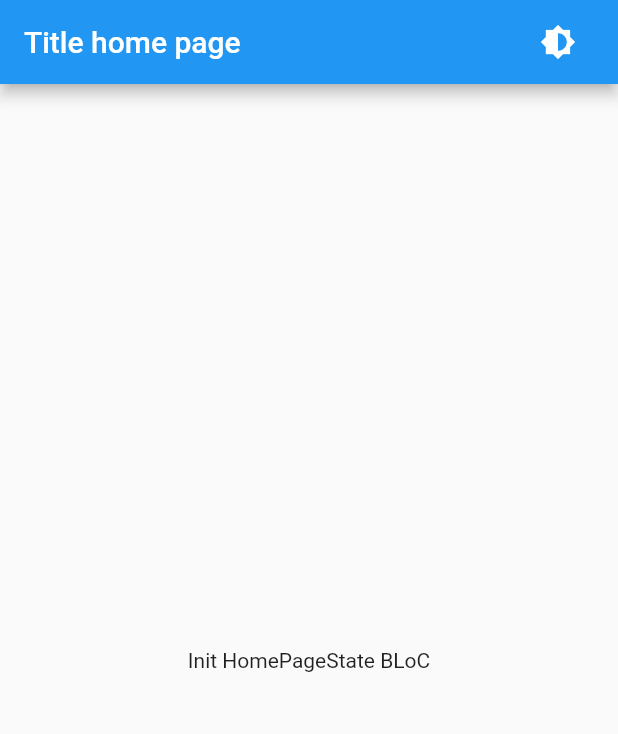
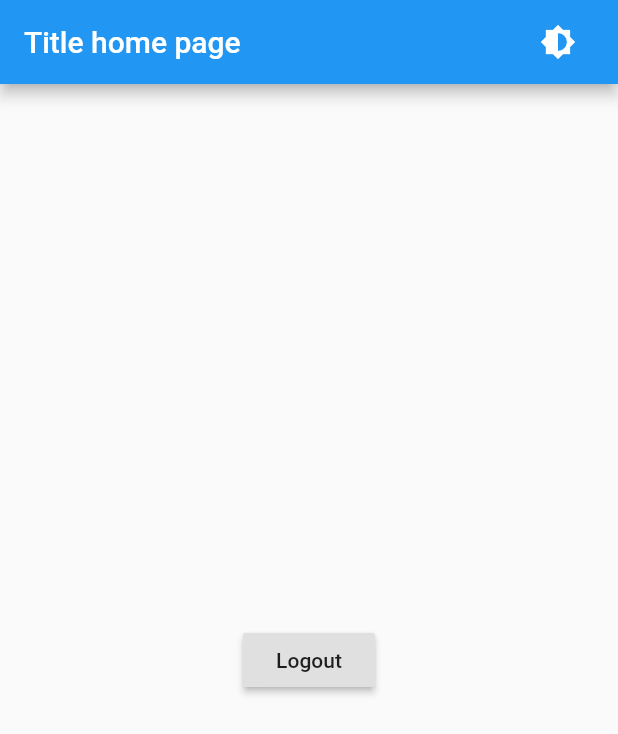
Before and after one commit to GrigK/flutter_login_tut, a Flutter app: the screen it shows after launch, on a phone screen of 412 x 824 dp. Shown: the top 734 px of the screen. Run offline on Flutter 3.47's test engine with Material 2 defaults, Android fonts, the phone set to English and light mode, and no system bars; our stand-ins replace bloc, equatable, flutter_bloc.

Commit message:
create home page with logout button

```diff
--- a/lib/src/pages/home_page.dart
+++ b/lib/src/pages/home_page.dart
@@ -2,6 +2,7 @@ import 'package:flutter/material.dart';
 
 import 'package:flutter_bloc/flutter_bloc.dart';
 
+import 'package:flutter_login_tut/src/blocks/login_page/bloc.dart';
 import '../../generated/i18n.dart';
 import '../blocks/home_page/bloc.dart';
 import '../blocks/theme_block.dart';
@@ -22,16 +23,15 @@ class _HomePageState extends State<HomePage> {
     _homeBloc = BlocProvider.of<HomePageBloc>(context);
   }
 
-
   @override
   Widget build(BuildContext context) {
     return Scaffold(
-        appBar: _appBar(context),
-        body: BlocBuilder<HomePageBloc, HomePageState>(builder: _body),
+      appBar: _appBar(context),
+      body: BlocBuilder<HomePageBloc, HomePageState>(builder: _body),
     );
   }
 
-  AppBar _appBar(BuildContext context){
+  AppBar _appBar(BuildContext context) {
     return AppBar(
       title: Text(S.of(context).titleHomePage),
       actions: <Widget>[
@@ -48,13 +48,22 @@ class _HomePageState extends State<HomePage> {
     );
   }
 
-  Widget _body(BuildContext context, HomePageState state){
+  Widget _body(BuildContext context, HomePageState state) {
     // обработчики состояний:
-    if (state is InitialHomePageState) {
-      return Center(child: Text('Init HomePageState BLoC'),);
-    }
+//    if (state is InitialHomePageState) {
+      return Container(
+          child: Center(
+        child:
+            RaisedButton(
+                child: Text(S.of(context).btnLogout),
+                onPressed: (){
+                  BlocProvider.of<LoginBloc>(context).add(LoggedOutEvent());
+                }),
+      ));
+//    }
 
-    return Center(child: Text('Not state BLoC'),);
+//    return Center(
+//      child: Text('Not state BLoC'),
+//    );
   }
-
 }
--- a/res/values/strings_en.arb
+++ b/res/values/strings_en.arb
@@ -1,5 +1,6 @@
 {
   "appName": "Flutter",
   "titleHomePage": "Title home page",
-  "splashS": "Splash Screen"
+  "splashS": "Splash Screen",
+  "btnLogout": "Logout"
 }
--- a/res/values/strings_ru.arb
+++ b/res/values/strings_ru.arb
@@ -1,5 +1,6 @@
 {
   "appName": "Флаттер",
   "titleHomePage": "Название домашней страницы",
-  "splashS": "Заставка"
+  "splashS": "Заставка",
+  "btnLogout": "Выйти"
 }
```
Also changed, not shown: lib/generated/i18n.dart.
